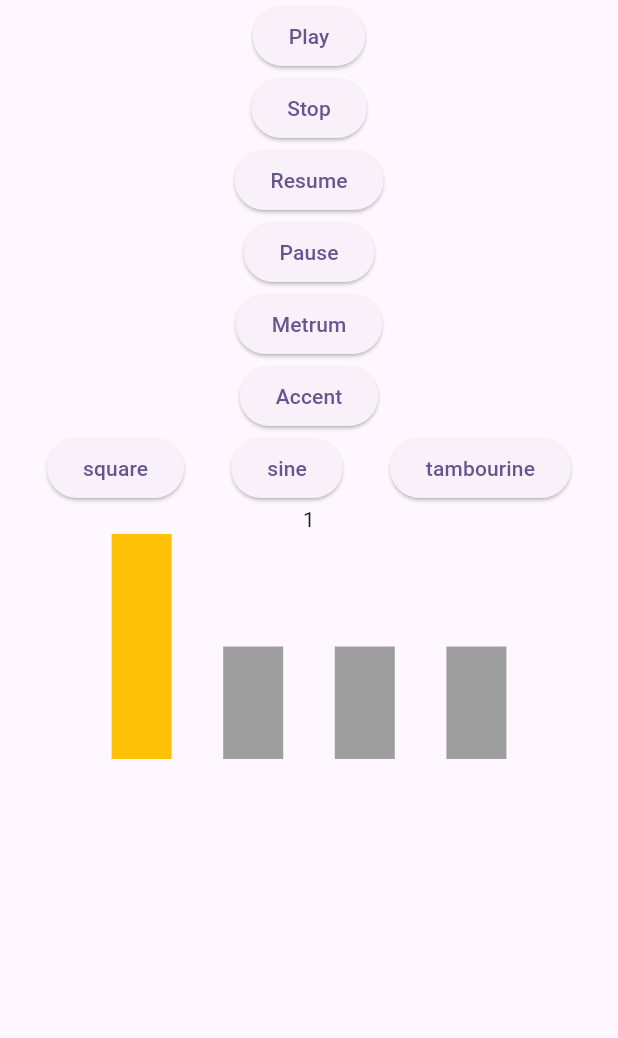
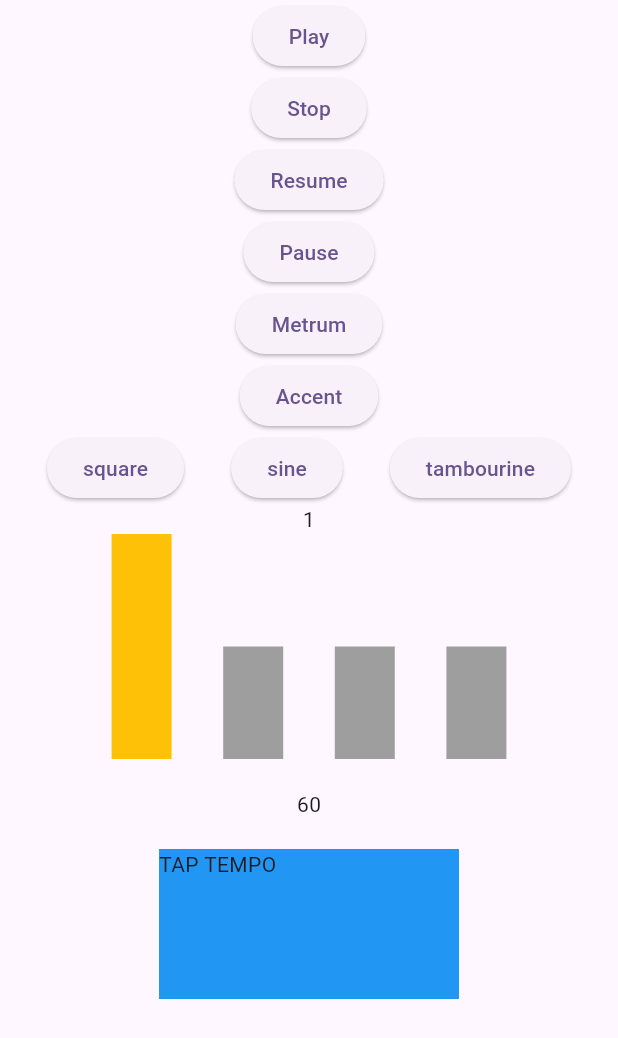
Before and after one commit to motyliar/metronome_app, a Flutter app: the screen it shows after launch, on a phone screen of 412 x 824 dp. Shown: the top 1038 px of the screen. Run offline on Flutter 3.47's test engine with Material 3 defaults, Android fonts, the phone set to English and light mode, and no system bars; our stand-ins replace bloc, equatable, flutter_bloc, get_it.

Commit message:
create tempo tapper

```diff
--- a/lib/presentation/views/dashboard.dart
+++ b/lib/presentation/views/dashboard.dart
@@ -1,4 +1,5 @@
 import 'package:flutter/material.dart';
+import 'package:flutter/widgets.dart';
 
 import 'package:metronome/data/infrastructure/metronome/metronome_tick_impl.dart';
 
@@ -72,6 +73,35 @@ class Dashboard extends StatelessWidget {
                             color: getColor(state.metrum, index))),
                   ),
                 ),
+                const SizedBox(
+                  height: 20,
+                ),
+                Text(state.tempo.toString()),
+                const SizedBox(
+                  height: 20,
+                ),
+                BlocConsumer<TempoCatcherCubit, int>(
+                  listener: (context, tempo) {
+                    context.read<MetronomeCubit>().setTempo(tempo);
+                  },
+                  builder: (context, state) {
+                    return BlocBuilder<TempoCatcherCubit, int>(
+                      builder: (context, tempo) {
+                        return GestureDetector(
+                            onTap: () {
+                              context.read<TempoCatcherCubit>().changeTempo();
+                              print(tempo);
+                            },
+                            child: Container(
+                              width: 200,
+                              height: 100,
+                              color: Colors.blue,
+                              child: const Text("TAP TEMPO"),
+                            ));
+                      },
+                    );
+                  },
+                )
               ],
             );
           },
```
